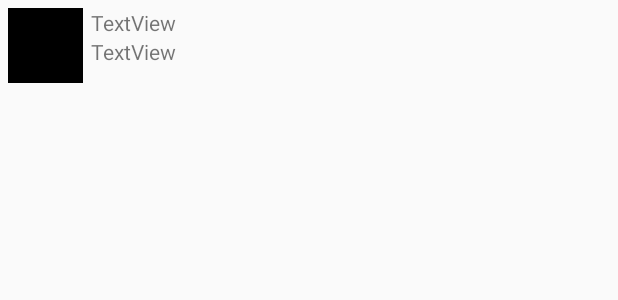
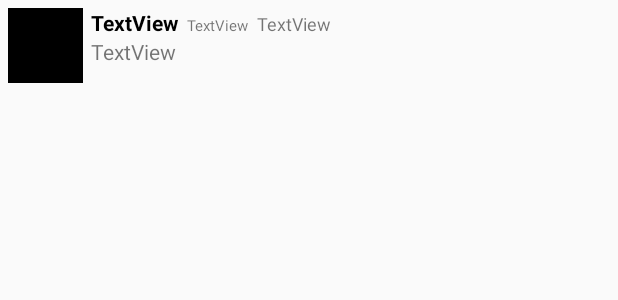
Before and after one commit to maycui/MySimpleTweets, an Android app: the layout item_tweet.xml on its own in the app's theme, with its tools: preview values and no code run, on a phone screen of 412 x 824 dp. Shown: the top 300 px of the screen. Run offline under Robolectric (Android 15) with nearby library versions, the phone set to English and light mode, and no system bars.

Commit message:
now displays screenname and timestamp

```diff
--- a/app/src/main/java/com/codepath/apps/restclienttemplate/models/Tweet.java
+++ b/app/src/main/java/com/codepath/apps/restclienttemplate/models/Tweet.java
@@ -65,6 +65,8 @@ public class Tweet implements Parcelable {
         return tweet;
     }
 
+
+
     public String getBody() {
         return body;
     }
--- a/app/src/main/res/layout/item_tweet.xml
+++ b/app/src/main/res/layout/item_tweet.xml
@@ -17,6 +17,8 @@
         android:layout_width="wrap_content"
         android:layout_height="wrap_content"
         android:text="TextView"
+        android:textColor="@color/black"
+        android:textStyle="bold"
         android:layout_alignParentTop="true"
         android:layout_alignStart="@+id/tvBody" />
 
@@ -27,5 +29,28 @@
         android:layout_marginLeft="5dp"
         android:text="TextView"
         android:layout_toEndOf="@+id/ivProfileImage"
-        android:layout_below="@+id/tvUserName" />//android:layout_toEndOf="@+id/ivProfileImage" />
+        android:layout_below="@+id/tvUserName" />
+
+    <TextView
+        android:id="@+id/screenName"
+        android:layout_marginLeft="5dp"
+        android:layout_width="wrap_content"
+        android:layout_height="wrap_content"
+        android:text="TextView"
+        android:textSize="10sp"
+        android:layout_alignBaseline="@+id/tvUserName"
+        android:layout_above="@+id/tvBody"
+        android:layout_toEndOf="@+id/tvUserName"
+        />
+
+    <TextView
+        android:id="@+id/time"
+        android:layout_marginLeft="5dp"
+        android:layout_width="wrap_content"
+        android:layout_height="wrap_content"
+        android:text="TextView"
+        android:textSize="12sp"
+        android:layout_alignBaseline="@+id/tvUserName"
+        android:layout_alignBottom="@+id/screenName"
+        android:layout_toEndOf="@+id/screenName" />//android:layout_toEndOf="@+id/ivProfileImage" />
 </RelativeLayout>
```
Also changed, not shown: app/src/main/java/com/codepath/apps/restclienttemplate/TweetAdapter.java (+32 -5 lines), app/src/main/res/values/colors.xml (added, +7 -0 lines).
